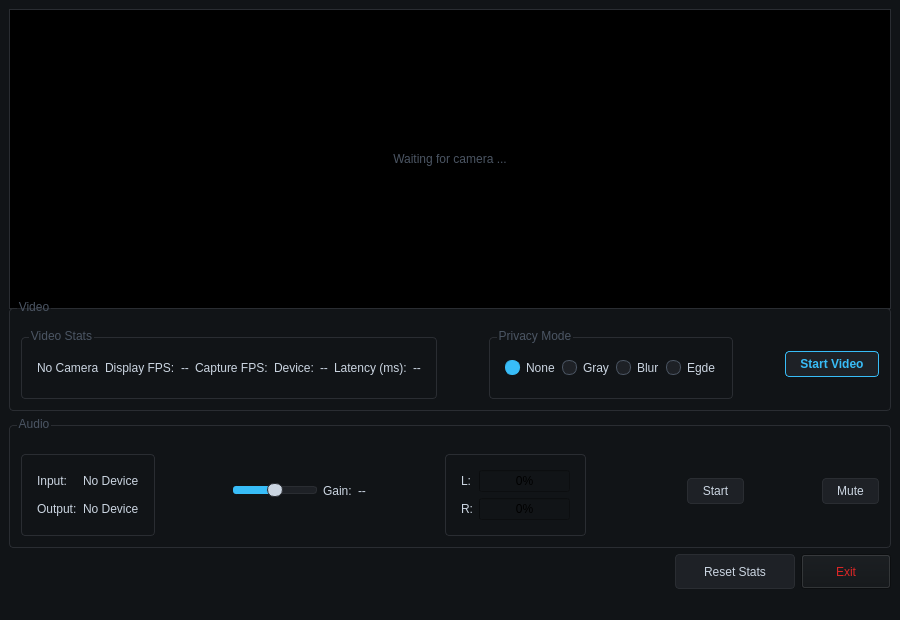
payman-ap/CameraConsole, file forms/mainwindow.ui: the form before one commit.
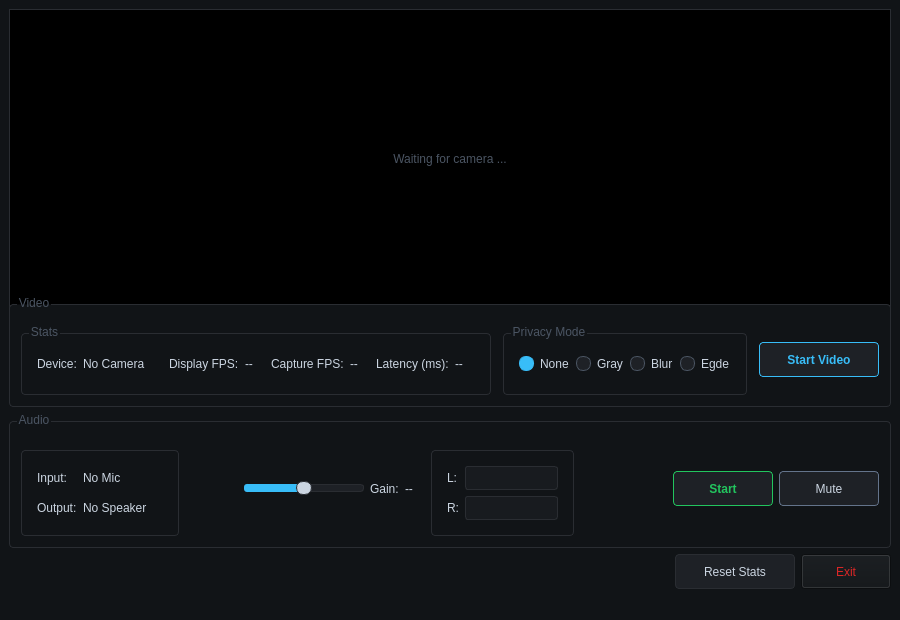
The form after the commit.

Commit message: Refinements and color fixings in the UI

What changed in the file:
```diff
--- a/forms/mainwindow.ui
+++ b/forms/mainwindow.ui
@@ -95,6 +95,12 @@
       <layout class="QHBoxLayout" name="horizontalLayout_8">
        <item>
         <widget class="QGroupBox" name="videoStatsGroup">
+         <property name="sizePolicy">
+          <sizepolicy hsizetype="Expanding" vsizetype="Fixed">
+           <horstretch>0</horstretch>
+           <verstretch>0</verstretch>
+          </sizepolicy>
+         </property>
          <property name="minimumSize">
           <size>
            <width>0</width>
@@ -118,14 +124,45 @@
 }</string>
          </property>
          <property name="title">
-          <string>Video Stats</string>
+          <string>Stats</string>
          </property>
          <property name="alignment">
           <set>Qt::AlignmentFlag::AlignLeading|Qt::AlignmentFlag::AlignLeft|Qt::AlignmentFlag::AlignTop</set>
          </property>
          <layout class="QHBoxLayout" name="horizontalLayout_3">
+          <item>
+           <widget class="QLabel" name="labelVideoDevice">
+            <property name="styleSheet">
+             <string notr="true">QLabel
+{
+    color: #cbd5e1;
+}</string>
+            </property>
+            <property name="text">
+             <string>Device:</string>
+            </property>
+           </widget>
+          </item>
           <item>
            <widget class="QLabel" name="lblVideoDeviceName">
+            <property name="sizePolicy">
+             <sizepolicy hsizetype="Fixed" vsizetype="Preferred">
+              <horstretch>0</horstretch>
+              <verstretch>0</verstretch>
+             </sizepolicy>
+            </property>
+            <property name="minimumSize">
+             <size>
+              <width>80</width>
+              <height>0</height>
+             </size>
+            </property>
+            <property name="maximumSize">
+             <size>
+              <width>150</width>
+              <height>16777215</height>
+             </size>
+            </property>
             <property name="styleSheet">
              <string notr="true">QLabel
 {
@@ -152,6 +189,18 @@
           </item>
           <item>
            <widget class="QLabel" name="lblDisplayFps">
+            <property name="sizePolicy">
+             <sizepolicy hsizetype="Fixed" vsizetype="Preferred">
+              <horstretch>0</horstretch>
+              <verstretch>0</verstretch>
+             </sizepolicy>
+            </property>
+            <property name="minimumSize">
+             <size>
+              <width>20</width>
+              <height>0</height>
+             </size>
+            </property>
             <property name="styleSheet">
              <string notr="true">QLabel
 {
@@ -176,21 +225,20 @@
             </property>
            </widget>
           </item>
-          <item>
-           <widget class="QLabel" name="labelVideoDevice">
-            <property name="styleSheet">
-             <string notr="true">QLabel
-{
-    color: #cbd5e1;
-}</string>
-            </property>
-            <property name="text">
-             <string>Device:</string>
-            </property>
-           </widget>
-          </item>
           <item>
            <widget class="QLabel" name="lblCaptureFps">
+            <property name="sizePolicy">
+             <sizepolicy hsizetype="Fixed" vsizetype="Preferred">
+              <horstretch>0</horstretch>
+              <verstretch>0</verstretch>
+             </sizepolicy>
+            </property>
+            <property name="minimumSize">
+             <size>
+              <width>20</width>
+              <height>0</height>
+             </size>
+            </property>
             <property name="styleSheet">
              <string notr="true">QLabel
 {
@@ -217,6 +265,18 @@
           </item>
           <item>
            <widget class="QLabel" name="lblLatency">
+            <property name="sizePolicy">
+             <sizepolicy hsizetype="Fixed" vsizetype="Preferred">
+              <horstretch>0</horstretch>
+              <verstretch>0</verstretch>
+             </sizepolicy>
+            </property>
+            <property name="minimumSize">
+             <size>
+              <width>20</width>
+              <height>0</height>
+             </size>
+            </property>
             <property name="styleSheet">
              <string notr="true">QLabel
 {
@@ -238,7 +298,7 @@
          </property>
          <property name="sizeHint" stdset="0">
           <size>
-           <width>25</width>
+           <width>4</width>
            <height>20</height>
           </size>
          </property>
@@ -395,7 +455,7 @@
          </property>
          <property name="sizeHint" stdset="0">
           <size>
-           <width>25</width>
+           <width>4</width>
            <height>20</height>
           </size>
          </property>
@@ -403,6 +463,18 @@
        </item>
        <item>
         <widget class="QPushButton" name="btnVideoStart">
+         <property name="minimumSize">
+          <size>
+           <width>120</width>
+           <height>35</height>
+          </size>
+         </property>
+         <property name="maximumSize">
+          <size>
+           <width>120</width>
+           <height>35</height>
+          </size>
+         </property>
          <property name="styleSheet">
           <string notr="true">QPushButton {
     background: #1e2126;
@@ -473,8 +545,20 @@
           </item>
           <item row="0" column="1">
            <widget class="QLabel" name="lblAudioInputDevice">
+            <property name="sizePolicy">
+             <sizepolicy hsizetype="Fixed" vsizetype="Preferred">
+              <horstretch>0</horstretch>
+              <verstretch>0</verstretch>
+             </sizepolicy>
+            </property>
+            <property name="minimumSize">
+             <size>
+              <width>80</width>
+              <height>0</height>
+             </size>
+            </property>
             <property name="text">
-             <string>No Device</string>
+             <string>No Mic</string>
             </property>
            </widget>
           </item>
@@ -487,8 +571,20 @@
           </item>
           <item row="1" column="1">
            <widget class="QLabel" name="lblAudioOutputDevice">
+            <property name="sizePolicy">
+             <sizepolicy hsizetype="Fixed" vsizetype="Preferred">
+              <horstretch>0</horstretch>
+              <verstretch>0</verstretch>
+             </sizepolicy>
+            </property>
+            <property name="minimumSize">
+             <size>
+              <width>80</width>
+              <height>0</height>
+             </size>
+            </property>
             <property name="text">
-             <string>No Device</string>
+             <string>No Speaker</string>
             </property>
            </widget>
           </item>
@@ -502,7 +598,7 @@
          </property>
          <property name="sizeHint" stdset="0">
           <size>
-           <width>57</width>
+           <width>46</width>
            <height>20</height>
           </size>
          </property>
@@ -510,6 +606,24 @@
        </item>
        <item>
         <widget class="QSlider" name="sliderAudioGain">
+         <property name="sizePolicy">
+          <sizepolicy hsizetype="Preferred" vsizetype="Fixed">
+           <horstretch>0</horstretch>
+           <verstretch>0</verstretch>
+          </sizepolicy>
+         </property>
+         <property name="minimumSize">
+          <size>
+           <width>120</width>
+           <height>0</height>
+          </size>
+         </property>
+         <property name="maximumSize">
+          <size>
+           <width>200</width>
+           <height>16777215</height>
+          </size>
+         </property>
          <property name="styleSheet">
           <string notr="true">QSlider::groove:horizontal {
     border: 1px solid #2a2d32;
@@ -559,6 +673,24 @@
        </item>
        <item>
         <widget class="QLabel" name="lblSliderAudioGain">
+         <property name="sizePolicy">
+          <sizepolicy hsizetype="Fixed" vsizetype="Preferred">
+           <horstretch>0</horstretch>
+           <verstretch>0</verstretch>
+          </sizepolicy>
+         </property>
+         <property name="minimumSize">
+          <size>
+           <width>20</width>
+           <height>0</height>
+          </size>
+         </property>
+         <property name="maximumSize">
+          <size>
+           <width>20</width>
+           <height>16777215</height>
+          </size>
+         </property>
          <property name="styleSheet">
           <string notr="true">QLabel {
     color: #cbd5e1;
@@ -569,21 +701,14 @@
          </property>
         </widget>
        </item>
-       <item>
-        <spacer name="horizontalSpacer_5">
-         <property name="orientation">
-          <enum>Qt::Orientation::Horizontal</enum>
-         </property>
-         <property name="sizeHint" stdset="0">
-          <size>
-           <width>57</width>
-           <height>20</height>
-          </size>
-         </property>
-        </spacer>
-       </item>
        <item>
         <widget class="QGroupBox" name="audioMeterGroup">
+         <property name="sizePolicy">
+          <sizepolicy hsizetype="Expanding" vsizetype="Preferred">
+           <horstretch>0</horstretch>
+           <verstretch>0</verstretch>
+          </sizepolicy>
+         </property>
          <property name="styleSheet">
           <string notr="true">QLabel {
     color: #cbd5e1;
@@ -603,11 +728,24 @@
           <item row="0" column="1">
            <widget class="QProgressBar" name="audioLevelLeft">
             <property name="styleSheet">
-             <string notr="true"/>
+             <string notr="true">QProgressBar
+{
+    border:1px solid #2a2d32;
+    background:#181b1f;
+    border-radius:3px;
+}
+
+QProgressBar::chunk
+{
+    background:#22c55e;
+}</string>
             </property>
             <property name="value">
              <number>0</number>
             </property>
+            <property name="textVisible">
+             <bool>false</bool>
+            </property>
            </widget>
           </item>
           <item row="1" column="0">
@@ -619,9 +757,25 @@
           </item>
           <item row="1" column="1">
            <widget class="QProgressBar" name="audioLevelRight">
+            <property name="styleSheet">
+             <string notr="true">QProgressBar
+{
+    border:1px solid #2a2d32;
+    background:#181b1f;
+    border-radius:3px;
+}
+
+QProgressBar::chunk
+{
+    background:#22c55e;
+}</string>
+            </property>
             <property name="value">
              <number>0</number>
             </property>
+            <property name="textVisible">
+             <bool>false</bool>
+            </property>
            </widget>
           </item>
          </layout>
@@ -634,7 +788,7 @@
          </property>
          <property name="sizeHint" stdset="0">
           <size>
-           <width>95</width>
+           <width>93</width>
            <height>20</height>
           </size>
          </property>
@@ -642,21 +796,40 @@
        </item>
        <item>
         <widget class="QPushButton" name="btnAudioStart">
+         <property name="minimumSize">
+          <size>
+           <width>100</width>
+           <height>35</height>
+          </size>
+         </property>
+         <property name="maximumSize">
+          <size>
+           <width>100</width>
+           <height>35</height>
+          </size>
+         </property>
          <property name="styleSheet">
-          <string notr="true">QPushButton {
-    background: #1e2126;
-    color: #cbd5e1;
-    border: 1px solid #2a2d32;
-    border-radius: 4px;
-    padding: 5px 14px;
+          <string notr="true">QPushButton
+{
+    background:#1e2126;
+    color:#22c55e;
+
+    border:1px solid #22c55e;
+    border-radius:4px;
+
+    padding:5px 14px;
+    font-weight:bold;
 }
-QPushButton:hover {
-    background: #2a2d32;
-    border-color: #38bdf8;
-    color: #38bdf8;
+
+QPushButton:hover
+{
+    background:#22c55e;
+    color:#111417;
 }
-QPushButton:pressed {
-    background: #0f1115;
+
+QPushButton:pressed
+{
+    background:#16a34a;
 }</string>
          </property>
          <property name="text">
@@ -664,36 +837,41 @@
          </property>
         </widget>
        </item>
-       <item>
-        <spacer name="horizontalSpacer_7">
-         <property name="orientation">
-          <enum>Qt::Orientation::Horizontal</enum>
-         </property>
-         <property name="sizeHint" stdset="0">
-          <size>
-           <width>57</width>
-           <height>20</height>
-          </size>
-         </property>
-        </spacer>
-       </item>
        <item>
         <widget class="QPushButton" name="btnMute">
+         <property name="minimumSize">
+          <size>
+           <width>100</width>
+           <height>35</height>
+          </size>
+         </property>
+         <property name="maximumSize">
+          <size>
+           <width>100</width>
+           <height>35</height>
+          </size>
+         </property>
          <property name="styleSheet">
-          <string notr="true">QPushButton {
-    background: #1e2126;
-    color: #cbd5e1;
-    border: 1px solid #2a2d32;
-    border-radius: 4px;
-    padding: 5px 14px;
+          <string notr="true">QPushButton
+{
+    background:#1e2126;
+    color:#cbd5e1;
+
+    border:1px solid #64748b;
+    border-radius:4px;
+
+    padding:5px 14px;
 }
-QPushButton:hover {
-    background: #2a2d32;
-    border-color: #38bdf8;
-    color: #38bdf8;
+
+QPushButton:hover
+{
+    background:#64748b;
+    color:white;
 }
-QPushButton:pressed {
-    background: #0f1115;
+
+QPushButton:pressed
+{
+    background:#475569;
 }</string>
          </property>
          <property name="text">
```
Left out of the diff: 52 changed lines with no effect on the pictures. The commit also changes 3 other files.
